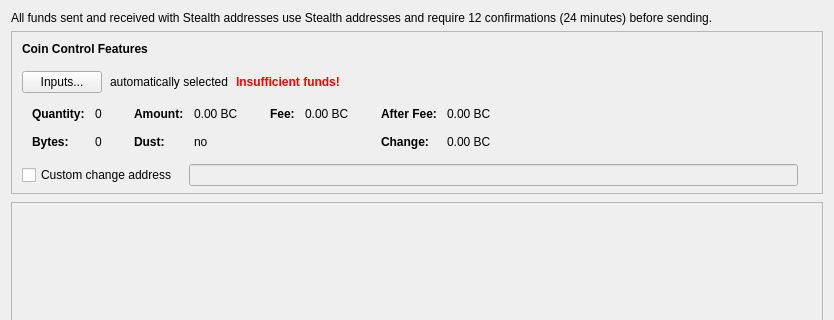
First picture: the form in src/qt/forms/sendcoinsdialog.ui, repository Bitcoin-Confidential/BitcoinC-Core, before the edit; both pictures show x 0 to 834 and y 0 to 320 of the 834 by 1138 pixel window.
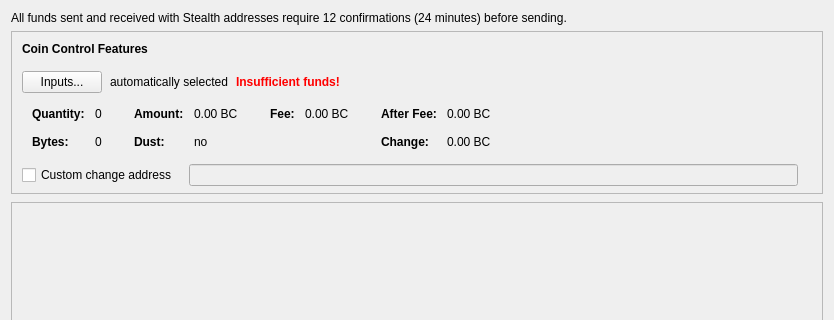
Second picture: the form after the edit. Icons and pictures are not drawn. Custom widgets are drawn as their Qt base class.

Commit message: Hide Send and Receive tabs header message in Staking tabs. Small modification on header message.

The edit to the form file:
```diff
--- a/src/qt/forms/sendcoinsdialog.ui
+++ b/src/qt/forms/sendcoinsdialog.ui
@@ -20,7 +20,7 @@
    <item>
 	<widget class="QLabel" name="sendTabHeaderLabel">
 	   <property name="text">
-	   <string>All funds sent and received with Stealth addresses use Stealth addresses and require 12 confirmations (24 minutes) before sending.</string>
+	   <string>All funds sent and received with Stealth addresses require 12 confirmations (24 minutes) before sending.</string>
 	   </property>
 	</widget>
    </item>
```
The commit also changes 3 other files.
